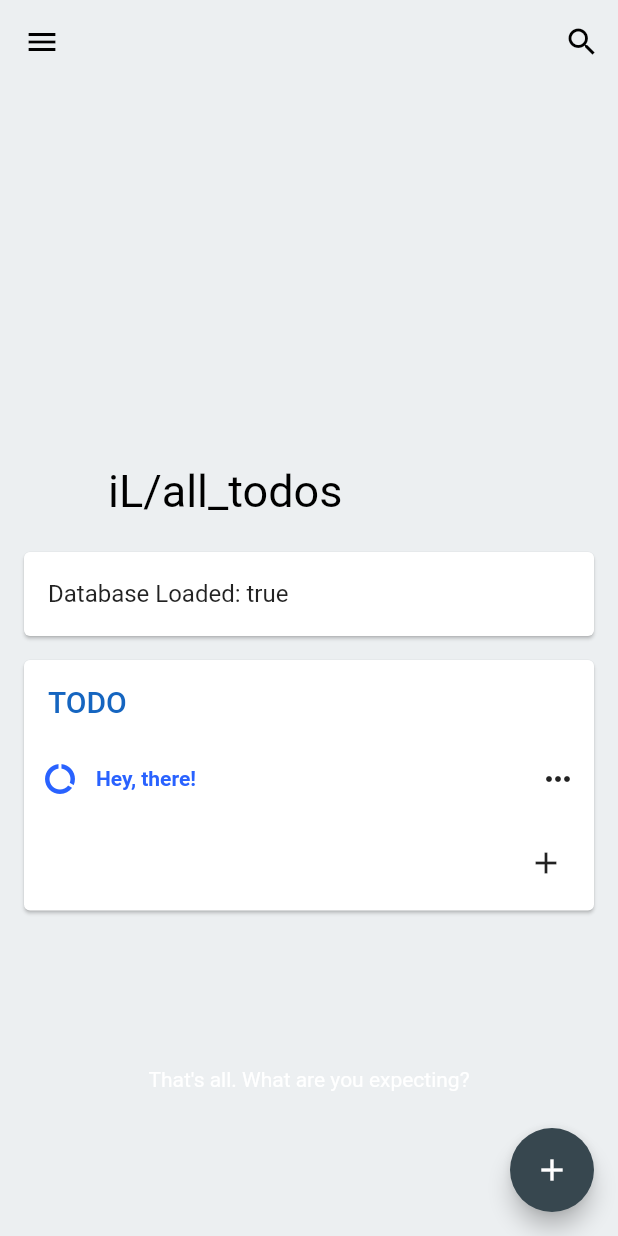
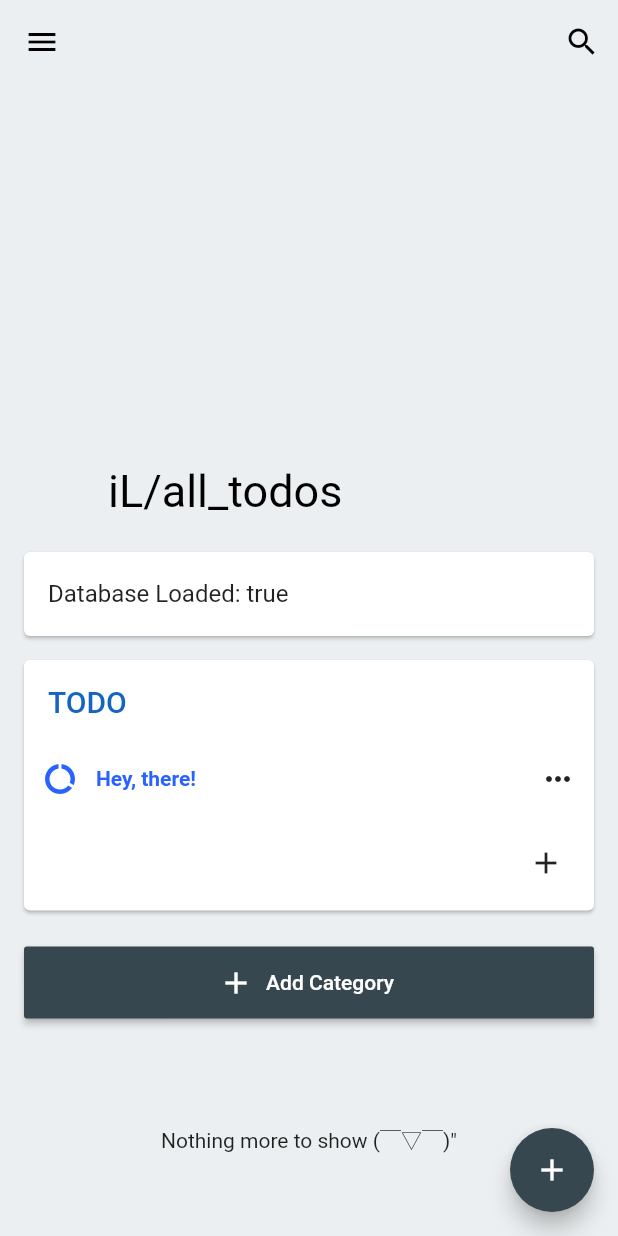
Before and after one commit to lynzrand/issual, a Flutter app: the screen it shows after launch, on a phone screen of 412 x 824 dp. Run offline on Flutter 3.47's test engine with Material 2 defaults, Android fonts, the phone set to English and light mode, and no system bars; our stand-ins replace sqflite; missing offline and left inert: material_search, ulid; accounts and stored records are empty.

Commit message:
ADD add todo under specific category

```diff
--- a/lib/main.dart
+++ b/lib/main.dart
@@ -128,7 +128,7 @@ class _MyHomePageState extends State<MyHomePage> {
         /// e.g.
         ///   open, active, pending => closed
         ///   closed, canceled => open
-        case 'flip':
+        case TodoStateChangeType.flip:
           // TODO: implement FLIP
           Todo todo = t.data['todo'] as Todo;
           // setState() called at TodoListItem
@@ -140,7 +140,7 @@ class _MyHomePageState extends State<MyHomePage> {
           break;
 
         /// ADD: add Todo in t.data to database
-        case 'add':
+        case TodoStateChangeType.add:
           this.setState(() {
             this.displayedTodos[t.data.category] ??= [];
             this.displayedTodos[t.data.category].insert(0, t.data as Todo);
@@ -149,7 +149,7 @@ class _MyHomePageState extends State<MyHomePage> {
           break;
 
         /// VIEW: navigate to Todo whose id == t.id
-        case 'view':
+        case TodoStateChangeType.view:
           Navigator.push(
             context,
             IssualTransitions.verticlaPageTransition(
@@ -161,7 +161,7 @@ class _MyHomePageState extends State<MyHomePage> {
           break;
 
         /// REMOVE: delete this Todo item.
-        case 'remove':
+        case TodoStateChangeType.remove:
           setState(() {
             displayedTodos[(t.data['todo'] as Todo).category].removeAt(t.data['index']);
           });
@@ -169,7 +169,7 @@ class _MyHomePageState extends State<MyHomePage> {
           break;
 
         /// WIPE: DANGEROUS Wipe out the whole database
-        case 'wipe':
+        case TodoStateChangeType.wipe:
           _rw.init(deleteCurrentDatabase: true).then(this.init);
           break;
       }
@@ -226,18 +226,15 @@ class _MyHomePageState extends State<MyHomePage> {
               delegate: new SliverChildBuilderDelegate(this._buildTodoCard,
                   childCount: categories.length),
             ),
+            new SliverToBoxAdapter(child: IssualNewCategoryButton()),
+            // new SliverFillRemaining(),
             new SliverFillRemaining(
               child: new Container(
                 alignment: Alignment.center,
                 padding: EdgeInsets.all(16.0),
                 // TODO: show REAL easter eggs!
                 child: new Text(
-                  foundEasterEgg
-                      ? "You found an Easter Egg!"
-                      : "That's all. What are you expecting?",
-                  style: new TextStyle(
-                    color: new Color(0xffffffff),
-                  ),
+                  'Nothing more to show (￣▽￣)"',
                 ),
               ),
             ),
@@ -338,8 +335,15 @@ class TodoCard extends StatelessWidget {
               ),
             ),
             new Column(
-              children: List.generate(todos.length, (int index) {
-                return new TodoListItem(todos[index], index, key: Key(todos[index].id));
+              children: List.generate(todos == null ? 1 : todos.length, (int index) {
+                if (todos == null)
+                  return new Container(
+                    height: 96.0,
+                    alignment: Alignment.center,
+                    child: new Text('This category currently has no Todos'),
+                  );
+                else
+                  return new TodoListItem(todos[index], index, key: Key(todos[index].id));
               }),
             ),
             new ButtonBar(
@@ -350,7 +354,8 @@ class TodoCard extends StatelessWidget {
                 // )
                 new IconButton(
                   icon: Icon(Icons.add),
-                  onPressed: () => {},
+                  onPressed: () => TodoEditNotification(rawTodo: {'category': title}, newTodo: true)
+                      .dispatch(context),
                 )
               ],
             ),
@@ -424,7 +429,7 @@ class _TodoListItemState extends State<TodoListItem> {
 
     TodoStateChangeNotification(
       id: widget.todo.id,
-      stateChange: 'flip',
+      stateChange: TodoStateChangeType.flip,
       data: {'todo': widget.todo, 'index': widget.index, 'state': state},
     ).dispatch(context);
   }
@@ -440,8 +445,10 @@ class _TodoListItemState extends State<TodoListItem> {
         // TODO: onTap: emit a notification up the tree!
         onTap: () {
           TodoStateChangeNotification(
-                  id: widget.todo.id, stateChange: 'view', data: widget.todo.title)
-              .dispatch(context);
+            id: widget.todo.id,
+            stateChange: TodoStateChangeType.view,
+            data: widget.todo.title,
+          ).dispatch(context);
         },
         child: new Row(
           children: <Widget>[
@@ -488,7 +495,7 @@ class _TodoListItemState extends State<TodoListItem> {
                   case 'remove':
                     TodoStateChangeNotification(
                         id: widget.todo.id,
-                        stateChange: 'remove',
+                        stateChange: TodoStateChangeType.remove,
                         data: {'todo': widget.todo, 'index': widget.index}).dispatch(context);
                     break;
                   case 'edit':
@@ -513,6 +520,24 @@ class IssualFAB extends StatelessWidget {
         // TODO: implement REAL adding
         TodoEditNotification(newTodo: true).dispatch(context);
       },
+    );
+  }
+}
+
+class IssualNewCategoryButton extends StatelessWidget {
+  @override
+  Widget build(BuildContext context) {
+    return new Container(
+      margin: EdgeInsets.all(16.0),
+      height: 48.0,
+      child: new RaisedButton.icon(
+        icon: Icon(Icons.add),
+        label: Text('Add Category'),
+        onPressed: () =>
+            TodoCategoryChangeNotification(type: TodoCategoryChangeType.add).dispatch(context),
+        color: Theme.of(context).accentColor,
+        textTheme: ButtonTextTheme.primary,
+      ),
     );
   }
 }
@@ -549,7 +574,9 @@ class IssualDebugInfoCard extends StatelessWidget {
                         ],
                       ),
                 );
-                if (result) TodoStateChangeNotification(stateChange: 'wipe').dispatch(context);
+                if (result)
+                  TodoStateChangeNotification(stateChange: TodoStateChangeType.wipe)
+                      .dispatch(context);
               },
             ),
           ],
--- a/lib/notifications.dart
+++ b/lib/notifications.dart
@@ -1,9 +1,17 @@
 import 'package:flutter/material.dart';
+
+enum TodoStateChangeType {
+  flip,
+  add,
+  view,
+  remove,
+  wipe,
+}
 
 class TodoStateChangeNotification extends Notification {
   TodoStateChangeNotification({this.id, @required this.stateChange, this.data});
   final String id;
-  final String stateChange;
+  final TodoStateChangeType stateChange;
   final dynamic data;
 
   String toString() {
@@ -16,3 +24,20 @@ class TodoEditNotification extends Notification {
   bool newTodo;
   Map<String, dynamic> rawTodo;
 }
+
+enum TodoCategoryChangeType {
+  add,
+  remove,
+  rename,
+}
+
+class TodoCategoryChangeNotification extends Notification {
+  TodoCategoryChangeNotification({@required this.type, this.data});
+
+  final TodoCategoryChangeType type;
+  dynamic data;
+
+  String toString() {
+    return 'TodoStateChangeNotification( type: $type, data: $data )';
+  }
+}
--- a/lib/todoView.dart
+++ b/lib/todoView.dart
@@ -160,11 +160,17 @@ class _IssualTodoEditorViewState extends State<IssualTodoEditorView> {
                     style: Theme.of(context).textTheme.headline,
                     onChanged: (String str) => rawTodo['title'] = str,
                   ),
+                  // TODO: replace this with a horizontal scroller to show categpry
+                  // TODO: ADD tag selector
                   new TextField(
                     key: new Key('categoryField'),
                     controller: categoryController,
                     decoration: InputDecoration(
-                        hintText: 'Category', isDense: false, border: InputBorder.none),
+                      hintText: 'Category',
+                      isDense: false,
+                      border: InputBorder.none,
+                      prefixText: 'iL/',
+                    ),
                     onChanged: (String str) => rawTodo['category'] = str,
                   ),
                   new Container(
```
Also changed, not shown: 1 other file.
